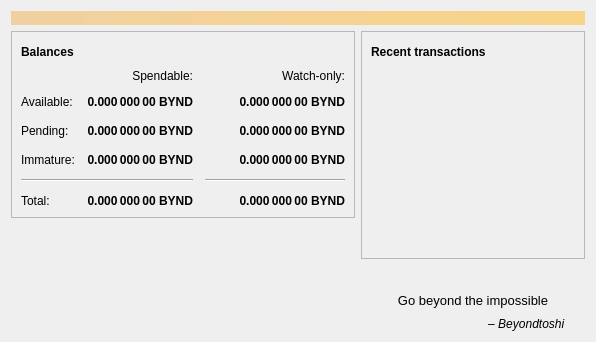
Qt form src/qt/forms/overviewpage.ui (beyondcoin-project/beyondcoin) before a commit.
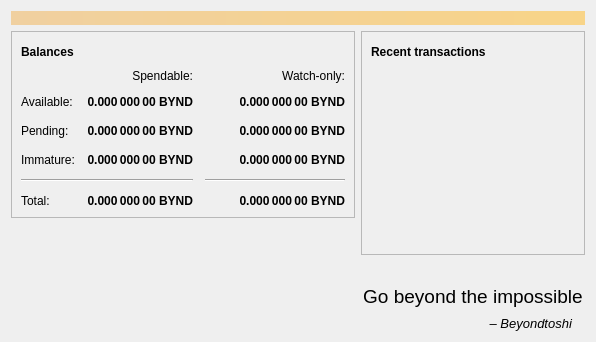
The same form after that commit. Icons and pictures are not drawn.

The edit to the form file:
```diff
--- a/src/qt/forms/overviewpage.ui
+++ b/src/qt/forms/overviewpage.ui
@@ -553,7 +553,7 @@
         <widget class="QLabel" name="label">
          <property name="font">
           <font>
-           <pointsize>10</pointsize>
+           <pointsize>14</pointsize>
           </font>
          </property>
          <property name="layoutDirection">
@@ -586,6 +586,7 @@
          </property>
          <property name="font">
           <font>
+           <pointsize>10</pointsize>
            <italic>true</italic>
           </font>
          </property>
```
